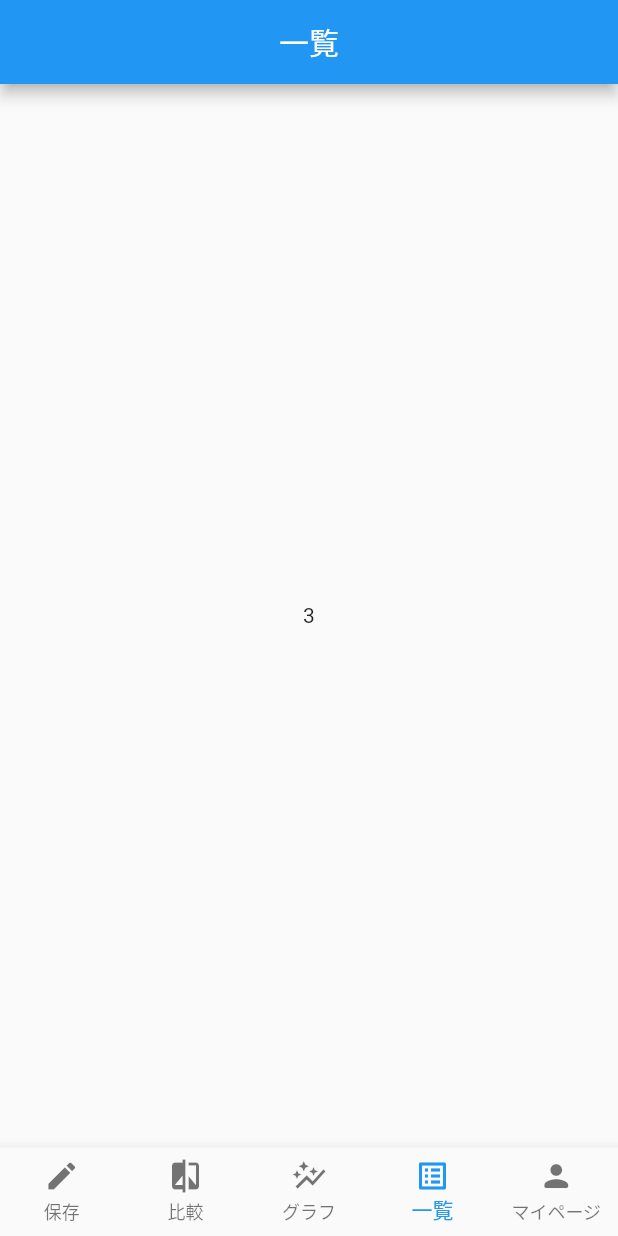
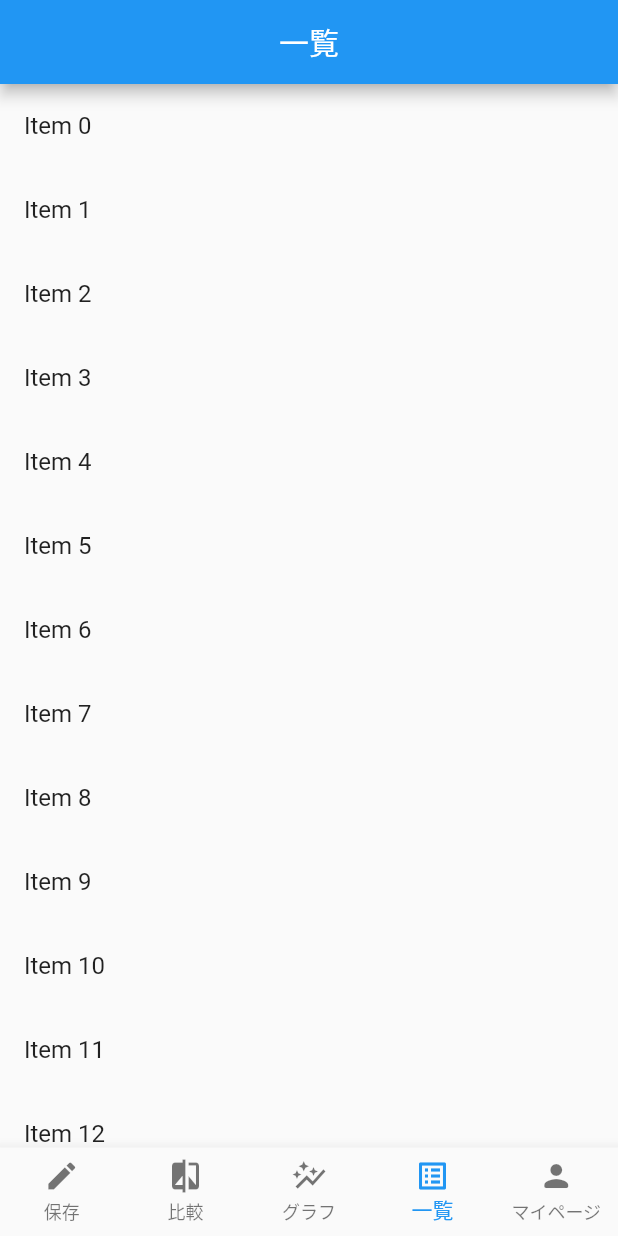
Before and after one commit to samuraituru/kinniku_test1, a Flutter app: the screen it shows after launch, item 4 of the bottom bar chosen, on a phone screen of 412 x 824 dp. Run offline on Flutter 3.47's test engine with Material 2 defaults, Android fonts, the phone set to English and light mode, and no system bars; our stand-ins replace charts_flutter, firebase_auth, firebase_core, image_picker; accounts and stored records are empty.

Commit message:
各ページ一新2

```diff
--- /dev/null
+++ b/lib/list/list_model.dart
@@ -0,0 +1,10 @@
+import 'package:flutter/material.dart';
+
+class ListModel extends ChangeNotifier {
+  final items = List<String>.generate(
+    100,
+    (i) => "Item $i",
+  );
+
+  notifyListeners();
+}
--- a/lib/list/list_page.dart
+++ b/lib/list/list_page.dart
@@ -1,20 +1,37 @@
 import 'package:flutter/material.dart';
-import 'package:kinnikunikki_test/tabpage/root_page.dart';
+import 'package:kinnikunikki_test/list/list_model.dart';
+import 'package:provider/provider.dart';
 
 class ListPge extends StatelessWidget {
+
   @override
   Widget build(BuildContext context) {
-    return Scaffold(
+    return MaterialApp(
+      home: ChangeNotifierProvider<ListModel>(
+          create: (_) => ListModel(),
+          child: Scaffold(
             appBar: AppBar(
               centerTitle: true,
               title: Text(
                   '一覧'
               ),
             ),
-      body: Center(
-        child: Text('3'),
+            body: Consumer<ListModel>(builder: (context, model, child) {
+                return Container(
+                  width: double.infinity,
+                  child: ListView.builder(
+                    itemCount: model.items.length,
+                    itemBuilder: (context, index) {
+                      return ListTile(
+                        title: Text('${model.items[index]}'),
+                      );
+                    },
                   ),
                 );
               }
-
+            ),
+          )
+      ),
+    );
   }
+}
--- a/lib/tabpage/root_model.dart
+++ b/lib/tabpage/root_model.dart
@@ -1,11 +1,8 @@
 import 'package:flutter/material.dart';
 
 class RootModel extends ChangeNotifier {
-
   int _currentIndex = 0;
-
   int get currentIndex => _currentIndex;
-
   set currentIndex(int index) {
     _currentIndex = index;
     notifyListeners();
```
Lines whose indentation alone changed are shown as unchanged.
